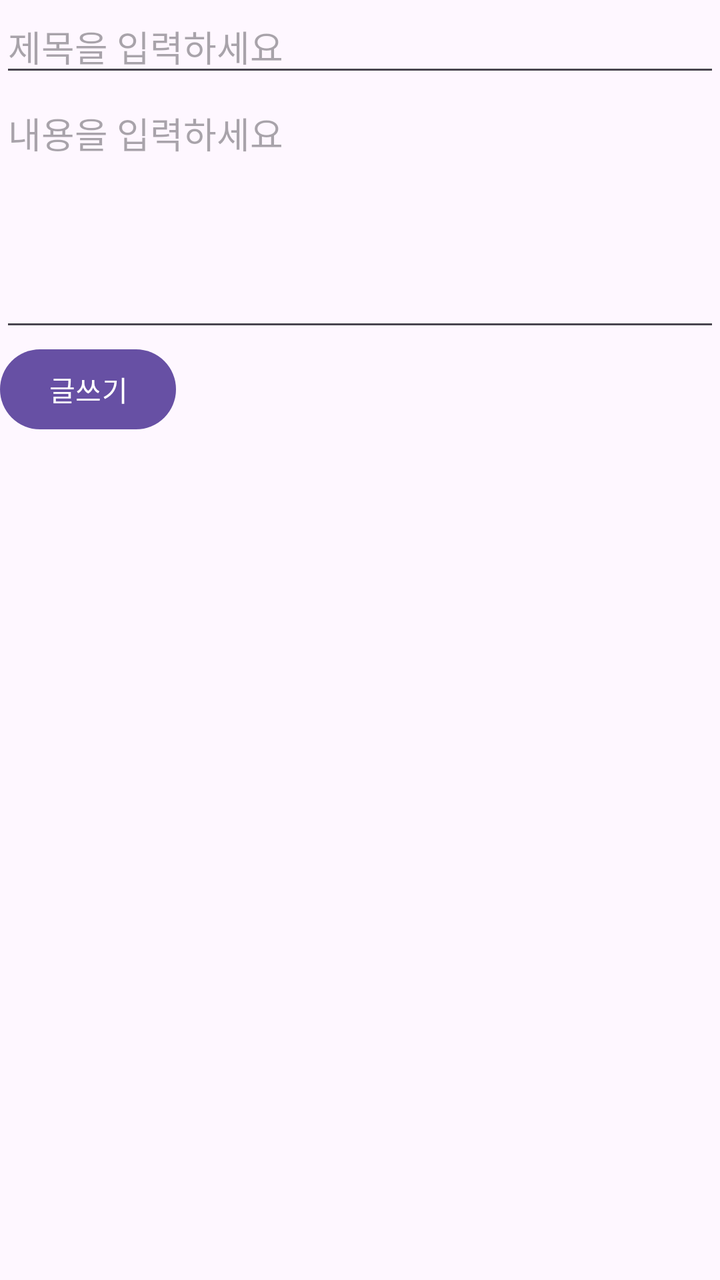
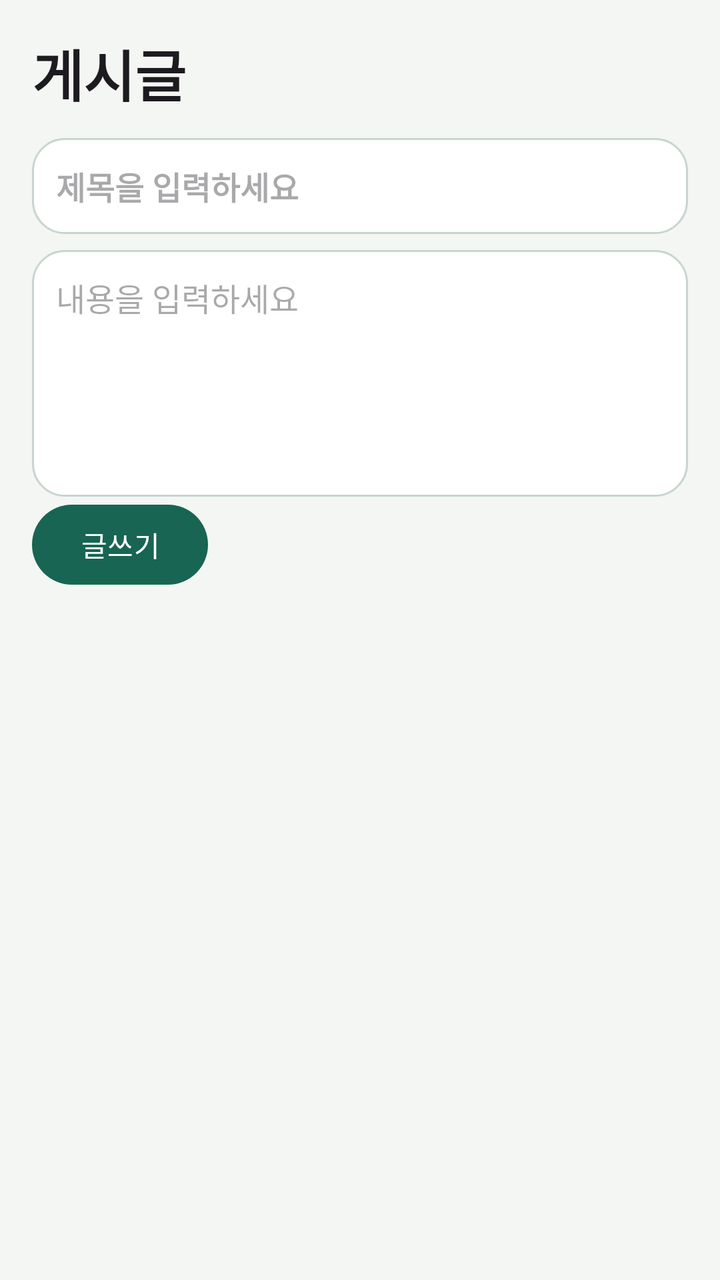

An Android layout rendered at two revisions. The XML below is the earlier revision; the diff shows what the commit changed to produce the second picture.
<!-- AndroidManifest.xml: application theme Theme.MyFireBase -->
<!-- res/layout/activity_board_write.xml -->
<?xml version="1.0" encoding="utf-8"?>
<LinearLayout
    xmlns:android="http://schemas.android.com/apk/res/android"
    xmlns:app="http://schemas.android.com/apk/res-auto"
    xmlns:tools="http://schemas.android.com/tools"
    android:id="@+id/main"
    android:orientation="vertical"
    android:layout_width="match_parent"
    android:layout_height="match_parent"
    tools:context=".BoardWriteActivity">

    <EditText
        android:id="@+id/writeTextArea"
        android:hint="제목을 입력하세요"
        android:layout_width="match_parent"
        android:layout_height="wrap_content"
        />
    <EditText
        android:id="@+id/writeContentArea"
        android:hint="내용을 입력하세요"
        android:gravity="top"
        android:minLines="5"
        android:layout_width="match_parent"
        android:layout_height="wrap_content"
        />
    <LinearLayout
        android:orientation="horizontal"
        android:layout_width="match_parent"
        android:layout_height="wrap_content">

        <Button
            android:id="@+id/writeUploadBtn"
            android:text="글쓰기"
            android:layout_width="wrap_content"
            android:layout_height="wrap_content" />

        <Button
            android:id="@+id/writeDeleteBtn"
            android:text="삭제하기"
            android:visibility="gone"
            android:layout_marginStart="8dp"
            android:layout_width="wrap_content"
            android:layout_height="wrap_content" />


    </LinearLayout>

</LinearLayout>
<!-- resources referenced by this layout -->
<resources>
  <style name="Theme.MyFireBase" parent="Base.Theme.MyFireBase" />
  <style name="Base.Theme.MyFireBase" parent="Theme.Material3.DayNight.NoActionBar">
          
          
      </style>
</resources>

<!-- the commit's change to res/layout/activity_board_write.xml (unified diff, before → after) -->
@@ -9,14 +9,19 @@
     android:layout_height="match_parent"
     tools:context=".BoardWriteActivity">
 
+    <LinearLayout android:orientation="vertical" android:padding="16dp" android:layout_width="match_parent" android:layout_height="match_parent">
+    <TextView android:text="게시글" android:textAppearance="@style/BoardHeading" android:layout_marginBottom="12dp" android:layout_width="wrap_content" android:layout_height="wrap_content" />
+
     <EditText
         android:id="@+id/writeTextArea"
+        style="@style/BoardField" android:textStyle="bold" android:maxLines="2"
         android:hint="제목을 입력하세요"
         android:layout_width="match_parent"
         android:layout_height="wrap_content"
         />
     <EditText
         android:id="@+id/writeContentArea"
+        style="@style/BoardField" android:layout_marginTop="8dp" android:maxLines="6"
         android:hint="내용을 입력하세요"
         android:gravity="top"
         android:minLines="5"
@@ -35,7 +40,7 @@
             android:layout_height="wrap_content" />
 
         <Button
-            android:id="@+id/writeDeleteBtn"
+            android:id="@+id/writeDeleteBtn" style="@style/Widget.Material3.Button.TextButton" android:textColor="?attr/colorError"
             android:text="삭제하기"
             android:visibility="gone"
             android:layout_marginStart="8dp"
@@ -45,4 +50,16 @@
 
     </LinearLayout>
 
+    <LinearLayout android:id="@+id/comments" android:orientation="vertical"
+        android:visibility="gone" android:layout_width="match_parent" android:layout_height="match_parent">
+        <TextView android:text="댓글" android:textColor="@color/board_accent" android:textStyle="bold" android:textSize="18sp" android:layout_marginTop="10dp" android:layout_width="wrap_content" android:layout_height="wrap_content" />
+        <ListView android:id="@+id/commentList" android:layout_width="match_parent"
+            android:layout_height="0dp" android:layout_weight="1" />
+        <LinearLayout android:orientation="horizontal" android:layout_width="match_parent" android:layout_height="wrap_content">
+            <EditText android:id="@+id/commentInput" style="@style/BoardField" android:layout_marginEnd="8dp" android:hint="댓글을 입력하세요" android:maxLength="500"
+                android:maxLines="2" android:layout_weight="1" android:layout_width="0dp" android:layout_height="wrap_content" />
+            <Button android:id="@+id/sendComment" android:text="댓글 등록" android:layout_width="wrap_content" android:layout_height="wrap_content" />
+        </LinearLayout>
+    </LinearLayout>
+    </LinearLayout>
 </LinearLayout>
<!-- resource entries referenced after the edit -->
@@ -1,9 +1,33 @@
 <!-- resources referenced by this layout -->
 <resources>
+  <color name="board_accent">#176552</color>
+  <style name="BoardField" parent="Widget.AppCompat.EditText">
+          <item name="android:background">@drawable/board_panel</item>
+          <item name="android:padding">12dp</item>
+          <item name="android:minHeight">48dp</item>
+          <item name="android:textSize">16sp</item>
+      </style>
+  <style name="BoardHeading" parent="TextAppearance.Material3.HeadlineMedium">
+          <item name="android:textStyle">bold</item>
+          <item name="android:textColor">?attr/colorOnSurface</item>
+      </style>
   <style name="Theme.MyFireBase" parent="Base.Theme.MyFireBase" />
+  <!-- drawable board_panel (drawable) -->
+  <shape xmlns:android="http://schemas.android.com/apk/res/android">
+      <solid android:color="@color/board_surface" />
+      <corners android:radius="16dp" />
+      <stroke android:width="1dp" android:color="@color/board_line" />
+  </shape>
   <style name="Base.Theme.MyFireBase" parent="Theme.Material3.DayNight.NoActionBar">
+          <item name="colorPrimary">@color/board_accent</item>
+          <item name="colorOnPrimary">@color/board_on_accent</item>
+          <item name="android:windowBackground">@color/board_canvas</item>
           
           
       </style>
+  <color name="board_surface">#FFFFFF</color>
+  <color name="board_line">#C7D5CE</color>
+  <color name="board_on_accent">#FFFFFF</color>
+  <color name="board_canvas">#F3F6F2</color>
 </resources>
 
